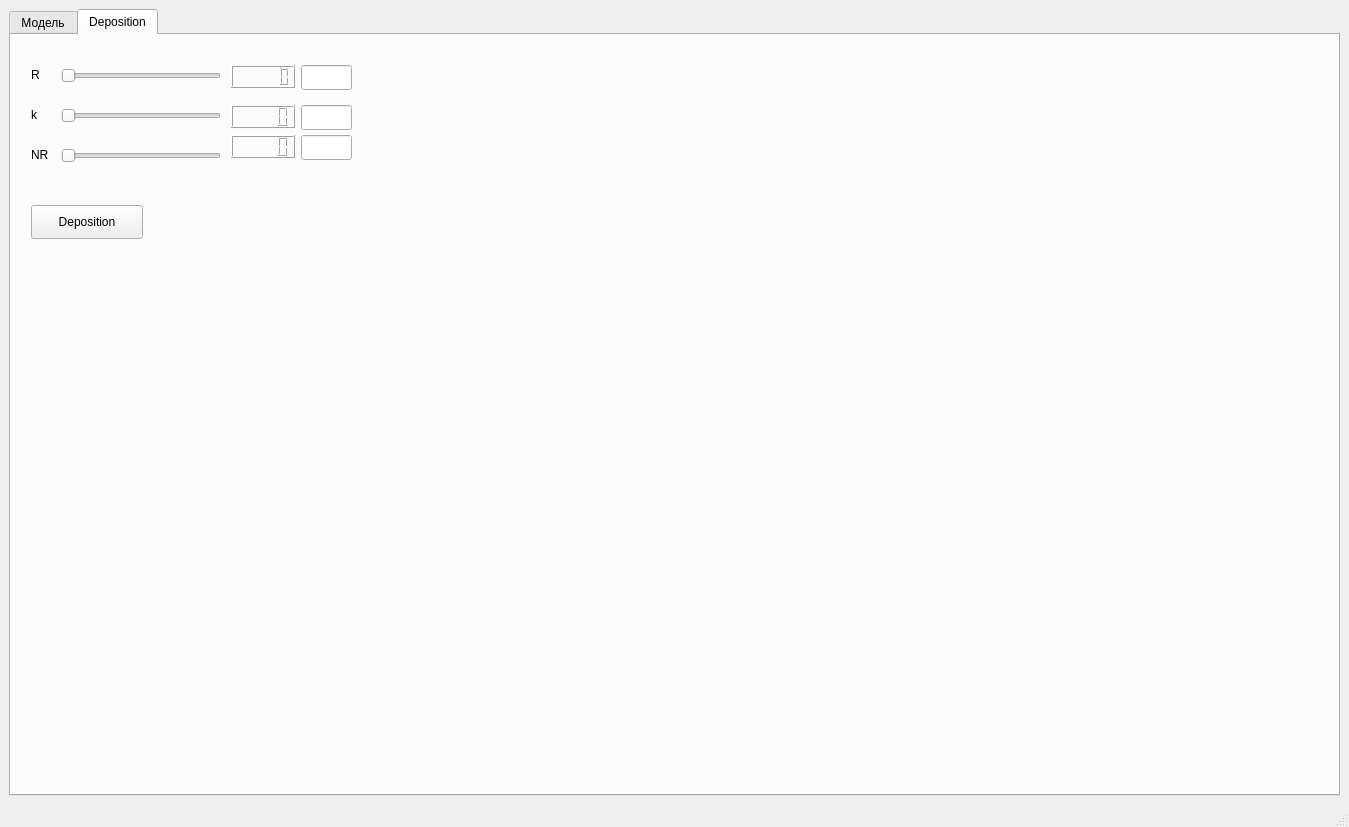
Before: the Qt Designer form gui.ui in MarchiyGV/RotationAndDeposition, drawn with Qt 5.
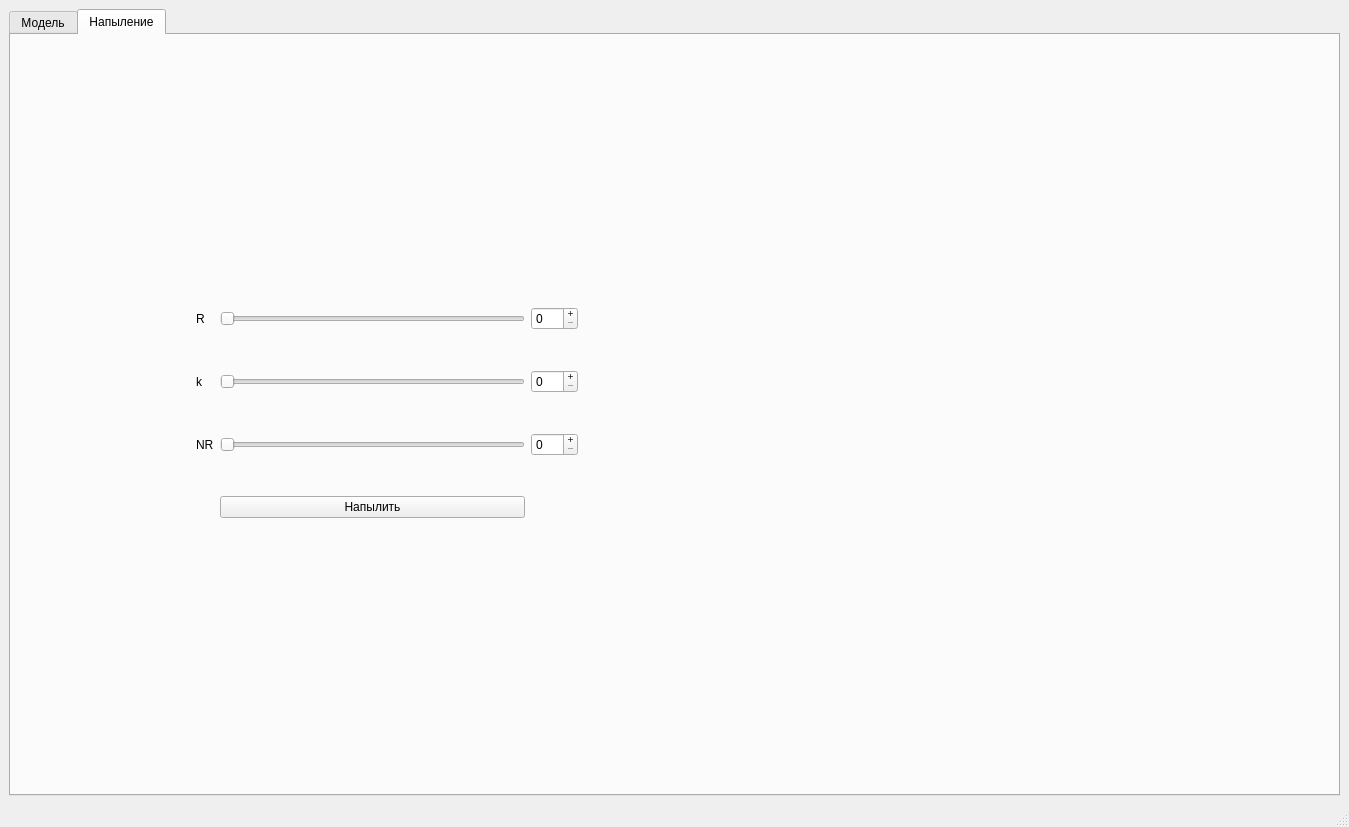
After: the same form once the commit is applied.

The edit to the form file:
```diff
--- a/gui.ui
+++ b/gui.ui
@@ -104,179 +104,142 @@
       </widget>
       <widget class="QWidget" name="Deposition">
        <attribute name="title">
-        <string>Deposition</string>
+        <string>Напыление</string>
        </attribute>
-       <widget class="QPushButton" name="DepositionButton">
-        <property name="geometry">
-         <rect>
-          <x>20</x>
-          <y>170</y>
-          <width>112</width>
-          <height>34</height>
-         </rect>
-        </property>
-        <property name="text">
-         <string>Deposition</string>
-        </property>
-       </widget>
+       <layout class="QGridLayout" name="gridLayout_3">
+        <item row="0" column="2">
        <widget class="QWidget" name="film_plot" native="true">
-        <property name="geometry">
-         <rect>
-          <x>460</x>
-          <y>20</y>
-          <width>400</width>
-          <height>300</height>
-         </rect>
+          <property name="sizePolicy">
+           <sizepolicy hsizetype="Maximum" vsizetype="Maximum">
+            <horstretch>1</horstretch>
+            <verstretch>1</verstretch>
+           </sizepolicy>
         </property>
         <property name="minimumSize">
          <size>
           <width>400</width>
-          <height>300</height>
+            <height>400</height>
          </size>
         </property>
         <layout class="QVBoxLayout" name="film_vl"/>
        </widget>
-       <widget class="QSlider" name="R_Slider">
-        <property name="geometry">
-         <rect>
-          <x>50</x>
-          <y>30</y>
-          <width>160</width>
-          <height>21</height>
-         </rect>
-        </property>
-        <property name="orientation">
-         <enum>Qt::Horizontal</enum>
-        </property>
-       </widget>
-       <widget class="QSlider" name="k_Slider">
-        <property name="geometry">
-         <rect>
-          <x>50</x>
-          <y>70</y>
-          <width>160</width>
-          <height>22</height>
-         </rect>
-        </property>
-        <property name="orientation">
-         <enum>Qt::Horizontal</enum>
-        </property>
-       </widget>
-       <widget class="QSlider" name="NR_Slider">
-        <property name="geometry">
-         <rect>
-          <x>50</x>
-          <y>110</y>
-          <width>160</width>
-          <height>22</height>
-         </rect>
-        </property>
-        <property name="orientation">
-         <enum>Qt::Horizontal</enum>
-        </property>
-       </widget>
+        </item>
+        <item row="0" column="1">
+         <widget class="QWidget" name="widget" native="true">
+          <property name="sizePolicy">
+           <sizepolicy hsizetype="Maximum" vsizetype="Maximum">
+            <horstretch>1</horstretch>
+            <verstretch>1</verstretch>
+           </sizepolicy>
+          </property>
+          <property name="minimumSize">
+           <size>
+            <width>400</width>
+            <height>300</height>
+           </size>
+          </property>
+          <layout class="QGridLayout" name="gridLayout_2">
+           <item row="0" column="0">
        <widget class="QLabel" name="label">
-        <property name="geometry">
-         <rect>
-          <x>20</x>
-          <y>30</y>
-          <width>21</width>
-          <height>19</height>
-         </rect>
-        </property>
         <property name="text">
          <string>R</string>
         </property>
        </widget>
+           </item>
+           <item row="0" column="1">
+            <widget class="QSlider" name="R_Slider">
+             <property name="orientation">
+              <enum>Qt::Horizontal</enum>
+             </property>
+            </widget>
+           </item>
+           <item row="0" column="2">
+            <widget class="QDoubleSpinBox" name="R_disp">
+             <property name="locale">
+              <locale language="English" country="UnitedStates"/>
+             </property>
+             <property name="buttonSymbols">
+              <enum>QAbstractSpinBox::PlusMinus</enum>
+             </property>
+             <property name="decimals">
+              <number>0</number>
+             </property>
+             <property name="singleStep">
+              <double>1.000000000000000</double>
+             </property>
+            </widget>
+           </item>
+           <item row="1" column="0">
        <widget class="QLabel" name="label_2">
-        <property name="geometry">
-         <rect>
-          <x>20</x>
-          <y>70</y>
-          <width>16</width>
-          <height>19</height>
-         </rect>
-        </property>
         <property name="text">
          <string>k</string>
         </property>
        </widget>
+           </item>
+           <item row="1" column="1">
+            <widget class="QSlider" name="k_Slider">
+             <property name="orientation">
+              <enum>Qt::Horizontal</enum>
+             </property>
+            </widget>
+           </item>
+           <item row="1" column="2">
+            <widget class="QDoubleSpinBox" name="k_disp">
+             <property name="locale">
+              <locale language="English" country="UnitedStates"/>
+             </property>
+             <property name="buttonSymbols">
+              <enum>QAbstractSpinBox::PlusMinus</enum>
+             </property>
+             <property name="decimals">
+              <number>0</number>
+             </property>
+             <property name="singleStep">
+              <double>1.000000000000000</double>
+             </property>
+            </widget>
+           </item>
+           <item row="2" column="0">
        <widget class="QLabel" name="label_3">
-        <property name="geometry">
-         <rect>
-          <x>20</x>
-          <y>110</y>
-          <width>21</width>
-          <height>19</height>
-         </rect>
-        </property>
         <property name="text">
          <string>NR</string>
         </property>
        </widget>
-       <widget class="QLCDNumber" name="lcd_R">
-        <property name="geometry">
-         <rect>
-          <x>220</x>
-          <y>30</y>
-          <width>64</width>
-          <height>23</height>
-         </rect>
-        </property>
-        <property name="smallDecimalPoint">
-         <bool>true</bool>
-        </property>
-       </widget>
-       <widget class="QLCDNumber" name="lcd_k">
-        <property name="geometry">
-         <rect>
-          <x>220</x>
-          <y>70</y>
-          <width>64</width>
-          <height>23</height>
-         </rect>
-        </property>
-       </widget>
-       <widget class="QLCDNumber" name="lcd_NR">
-        <property name="geometry">
-         <rect>
-          <x>220</x>
-          <y>100</y>
-          <width>64</width>
-          <height>23</height>
-         </rect>
-        </property>
-       </widget>
-       <widget class="QLineEdit" name="R_disp">
-        <property name="geometry">
-         <rect>
-          <x>290</x>
-          <y>30</y>
-          <width>51</width>
-          <height>25</height>
-         </rect>
-        </property>
-       </widget>
-       <widget class="QLineEdit" name="k_disp">
-        <property name="geometry">
-         <rect>
-          <x>290</x>
-          <y>70</y>
-          <width>51</width>
-          <height>25</height>
-         </rect>
-        </property>
-       </widget>
-       <widget class="QLineEdit" name="NR_disp">
-        <property name="geometry">
-         <rect>
-          <x>290</x>
-          <y>100</y>
-          <width>51</width>
-          <height>25</height>
-         </rect>
-        </property>
-       </widget>
+           </item>
+           <item row="2" column="1">
+            <widget class="QSlider" name="NR_Slider">
+             <property name="orientation">
+              <enum>Qt::Horizontal</enum>
+             </property>
+            </widget>
+           </item>
+           <item row="2" column="2">
+            <widget class="QDoubleSpinBox" name="NR_disp">
+             <property name="locale">
+              <locale language="English" country="UnitedStates"/>
+             </property>
+             <property name="buttonSymbols">
+              <enum>QAbstractSpinBox::PlusMinus</enum>
+             </property>
+             <property name="decimals">
+              <number>0</number>
+             </property>
+             <property name="singleStep">
+              <double>1.000000000000000</double>
+             </property>
+            </widget>
+           </item>
+           <item row="3" column="1">
+            <widget class="QPushButton" name="DepositionButton">
+             <property name="text">
+              <string>Напылить</string>
+             </property>
+            </widget>
+           </item>
+          </layout>
+         </widget>
+        </item>
+       </layout>
       </widget>
      </widget>
     </item>
```
Left out of the diff: 161 changed lines with no effect on the pictures. Lines whose indentation alone changed are shown as unchanged.
